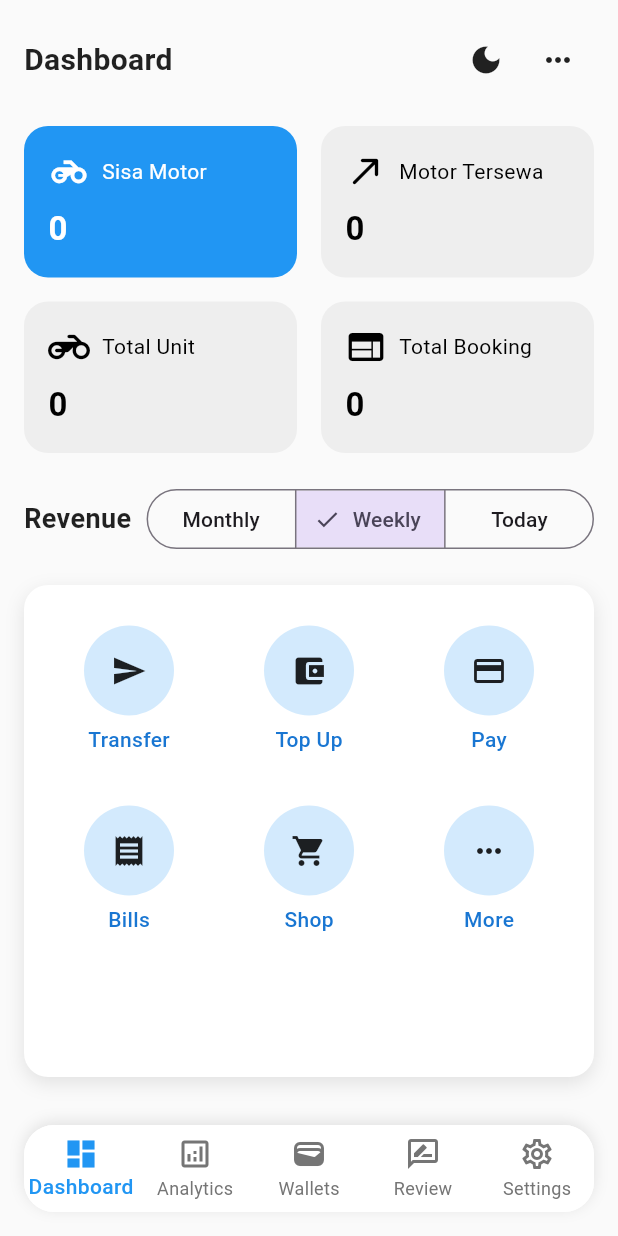
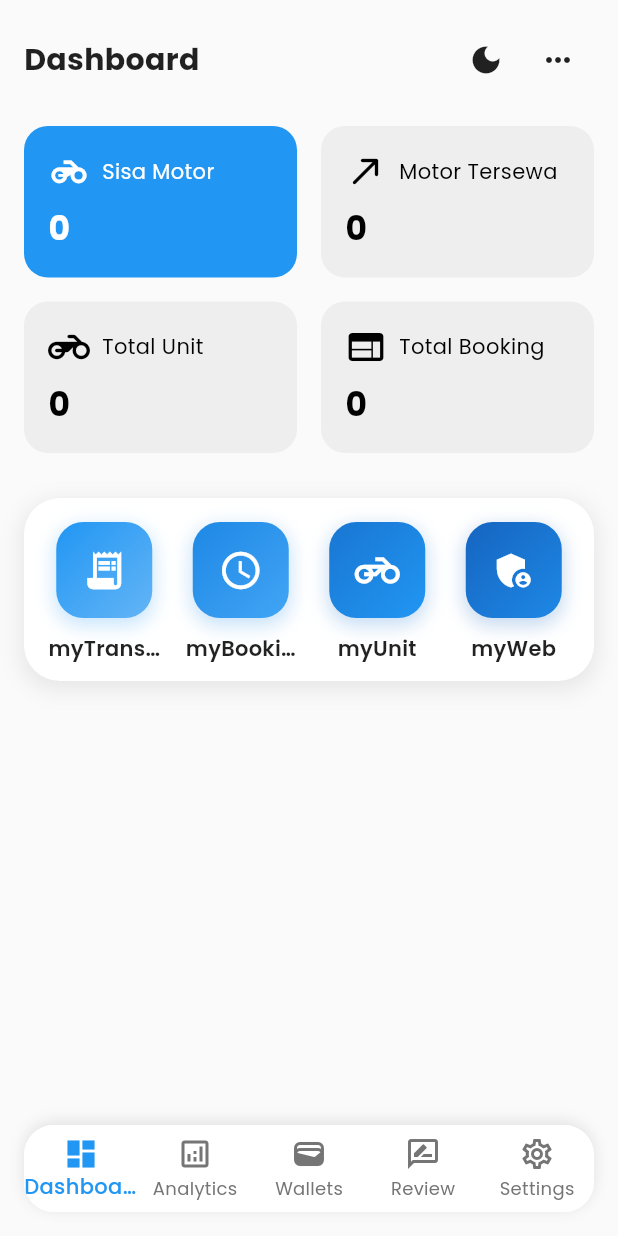
Before and after one commit to reysilvaa/rosantibike_mobile, a Flutter app: the screen it shows after launch, on a phone screen of 412 x 824 dp. Run offline on Flutter 3.47's test engine with Material 3 defaults, Android fonts, the phone set to English and light mode, and no system bars; our stand-ins replace equatable, flutter_bloc, google_fonts, pdf, printing; network calls fail.

Commit message:
grid menu added and unversal font are changed into poppins

```diff
--- a/lib/main.dart
+++ b/lib/main.dart
@@ -1,4 +1,5 @@
 // lib/main.dart
+import 'package:google_fonts/google_fonts.dart';
 import 'package:flutter/material.dart';
 import 'package:flutter_bloc/flutter_bloc.dart';
 import 'package:provider/provider.dart';
@@ -15,6 +16,7 @@ import 'package:rosantibike_mobile/pages/settings_page.dart';
 import 'package:rosantibike_mobile/bottom_navigation_widget.dart';
 import 'package:rosantibike_mobile/theme/theme_provider.dart';
 import 'package:rosantibike_mobile/theme/app_theme.dart';
+
 
 void main() {
   runApp(
--- a/lib/pages/dashboard_page.dart
+++ b/lib/pages/dashboard_page.dart
@@ -69,10 +69,10 @@ class _DashboardPageState extends State<DashboardPage> {
                   );
                 },
               ),
-              const SizedBox(height: 20),
-              const PeriodSelector(),
-              const SizedBox(height: 20),
-              const Expanded(child: MenuGrid()),
+              const SizedBox(height: 30),
+              const MenuGrid(),
+              // const SizedBox(height: 20),
+              // const Expanded(child: MenuGrid()),
             ],
           ),
         ),
--- a/lib/theme/app_theme.dart
+++ b/lib/theme/app_theme.dart
@@ -1,4 +1,5 @@
 import 'package:flutter/material.dart';
+import 'package:google_fonts/google_fonts.dart';
 
 class AppTheme {
   // Color constants
@@ -16,8 +17,9 @@ class AppTheme {
     shadowColor: Colors.black,
     dividerColor: Colors.grey[300],
 
-    // Text colors
-    textTheme: const TextTheme(
+    // Text colors using Poppins font
+    textTheme: GoogleFonts.poppinsTextTheme(
+      const TextTheme(
         headlineLarge: TextStyle(
           color: Colors.black87,
           fontSize: 24,
@@ -50,6 +52,7 @@ class AppTheme {
           color: Colors.black87,
           fontSize: 14,
           fontWeight: FontWeight.w500,
+        ),
       ),
     ),
 
@@ -131,8 +134,9 @@ class AppTheme {
     shadowColor: Colors.black,
     dividerColor: Colors.grey[800],
 
-    // Text colors
-    textTheme: const TextTheme(
+    // Text colors using Poppins font
+    textTheme: GoogleFonts.poppinsTextTheme(
+      const TextTheme(
         headlineLarge: TextStyle(
           color: Colors.white,
           fontSize: 24,
@@ -165,6 +169,7 @@ class AppTheme {
           color: Colors.white,
           fontSize: 14,
           fontWeight: FontWeight.w500,
+        ),
       ),
     ),
 
--- a/lib/theme/theme_provider.dart
+++ b/lib/theme/theme_provider.dart
@@ -9,8 +9,7 @@ class ThemeProvider with ChangeNotifier {
   bool get isDarkMode => _themeMode == ThemeMode.dark;
 
   void toggleTheme() {
-    _themeMode =
-        _themeMode == ThemeMode.light ? ThemeMode.dark : ThemeMode.light;
+    _themeMode = _themeMode == ThemeMode.light ? ThemeMode.dark : ThemeMode.light;
     notifyListeners();
   }
 }
--- a/lib/widgets/dashboard/menu_grid.dart
+++ b/lib/widgets/dashboard/menu_grid.dart
@@ -1,68 +1,257 @@
 import 'package:flutter/material.dart';
+import 'package:flutter/services.dart';
 
-class MenuGrid extends StatelessWidget {
+class MenuGrid extends StatefulWidget {
   const MenuGrid({Key? key}) : super(key: key);
 
   @override
-  Widget build(BuildContext context) {
-    final menuItems = [
-      {'icon': Icons.send, 'label': 'Transfer'},
-      {'icon': Icons.account_balance_wallet, 'label': 'Top Up'},
-      {'icon': Icons.payment, 'label': 'Pay'},
-      {'icon': Icons.receipt, 'label': 'Bills'},
-      {'icon': Icons.shopping_cart, 'label': 'Shop'},
-      {'icon': Icons.more_horiz, 'label': 'More'},
+  State<MenuGrid> createState() => _MenuGridState();
+}
+
+class _MenuGridState extends State<MenuGrid>
+    with SingleTickerProviderStateMixin {
+  late AnimationController _controller;
+  final List<Animation<double>> _scaleAnimations = [];
+  final List<Animation<double>> _fadeAnimations = [];
+
+  List<Map<String, dynamic>> getMenuItems(bool isDarkMode) {
+    // Colors for light mode
+    final lightGradients = [
+      [const Color(0xFF2196F3), const Color(0xFF64B5F6)],
+      [const Color(0xFF1E88E5), const Color(0xFF42A5F5)],
+      [const Color(0xFF1976D2), const Color(0xFF2196F3)],
+      [const Color(0xFF1565C0), const Color(0xFF1E88E5)],
     ];
 
+    // Colors for dark mode - using gray scale
+    final darkGradients = [
+      [const Color(0xFF424242), const Color(0xFF616161)],
+      [const Color(0xFF484848), const Color(0xFF666666)],
+      [const Color(0xFF424242), const Color(0xFF616161)],
+      [const Color(0xFF484848), const Color(0xFF666666)],
+    ];
+
+    final gradients = isDarkMode ? darkGradients : lightGradients;
+
+    return [
+      {
+        'icon': Icons.receipt_long,
+        'label': 'myTransaksi',
+        'gradient': gradients[0],
+      },
+      {
+        'icon': Icons.schedule,
+        'label': 'myBooking',
+        'gradient': gradients[1],
+      },
+      {
+        'icon': Icons.motorcycle_outlined,
+        'label': 'myUnit',
+        'gradient': gradients[2],
+      },
+      {
+        'icon': Icons.admin_panel_settings,
+        'label': 'myWeb',
+        'gradient': gradients[3],
+      },
+    ];
+  }
+
+  @override
+  void initState() {
+    super.initState();
+    _controller = AnimationController(
+      vsync: this,
+      duration: const Duration(milliseconds: 1000),
+    );
+
+    // Initialize animations
+    for (int i = 0; i < 4; i++) {
+      final startDelay = (i / 4) * 0.4;
+      _scaleAnimations.add(
+        CurvedAnimation(
+          parent: _controller,
+          curve: Interval(
+            startDelay,
+            startDelay + 0.4,
+            curve: Curves.easeOutBack,
+          ),
+        ),
+      );
+      _fadeAnimations.add(
+        CurvedAnimation(
+          parent: _controller,
+          curve: Interval(
+            startDelay,
+            startDelay + 0.2,
+            curve: Curves.easeOut,
+          ),
+        ),
+      );
+    }
+
+    _controller.forward();
+  }
+
+  @override
+  void dispose() {
+    _controller.dispose();
+    super.dispose();
+  }
+
+  @override
+  Widget build(BuildContext context) {
+    final theme = Theme.of(context);
+    final isDarkMode = theme.brightness == Brightness.dark;
+    final menuItems = getMenuItems(isDarkMode);
+
+    return LayoutBuilder(
+      builder: (context, constraints) {
+        final crossAxisCount = 4;
+        final spacing = 16.0;
+        final horizontalPadding = 16.0;
+        final verticalPadding = 16.0;
+
+        final availableWidth = constraints.maxWidth -
+            (horizontalPadding * 2) -
+            (spacing * (crossAxisCount - 1));
+        final itemWidth = availableWidth / crossAxisCount;
+        final itemHeight = itemWidth * 1.2;
+
+        final rows = (menuItems.length / crossAxisCount).ceil();
+        final totalHeight = (rows * itemHeight) +
+            (spacing * (rows - 1)) +
+            (verticalPadding * 2);
+
         return Container(
-      padding: const EdgeInsets.all(16),
+          height: totalHeight,
+          padding: EdgeInsets.symmetric(
+            horizontal: horizontalPadding,
+            vertical: verticalPadding,
+          ),
           decoration: BoxDecoration(
-        color: Theme.of(context).cardColor,
-        borderRadius: BorderRadius.circular(16),
+            color: theme.cardColor,
+            borderRadius: BorderRadius.circular(24),
             boxShadow: [
               BoxShadow(
-            color: Theme.of(context).shadowColor.withOpacity(0.1),
-            blurRadius: 10,
+                color: theme.shadowColor.withOpacity(isDarkMode ? 0.3 : 0.08),
+                blurRadius: 12,
                 offset: const Offset(0, 4),
+                spreadRadius: 2,
               ),
             ],
           ),
           child: GridView.builder(
             shrinkWrap: true,
             physics: const NeverScrollableScrollPhysics(),
-        gridDelegate: const SliverGridDelegateWithFixedCrossAxisCount(
-          crossAxisCount: 3,
-          crossAxisSpacing: 12,
-          mainAxisSpacing: 12,
+            gridDelegate: SliverGridDelegateWithFixedCrossAxisCount(
+              crossAxisCount: crossAxisCount,
+              crossAxisSpacing: spacing,
+              mainAxisSpacing: spacing,
+              childAspectRatio: itemWidth / itemHeight,
             ),
             itemCount: menuItems.length,
             itemBuilder: (context, index) {
               final item = menuItems[index];
-          return Column(
-            mainAxisAlignment: MainAxisAlignment.center,
-            children: [
-              CircleAvatar(
-                radius: 30,
-                backgroundColor:
-                    Theme.of(context).primaryColor.withOpacity(0.2),
-                child: Icon(
-                  item['icon'] as IconData,
-                  color: Theme.of(context).iconTheme.color,
-                  size: Theme.of(context).iconTheme.size,
+              return ScaleTransition(
+                scale: _scaleAnimations[index],
+                child: FadeTransition(
+                  opacity: _fadeAnimations[index],
+                  child: MenuGridItem(
+                    icon: item['icon'] as IconData,
+                    label: item['label'] as String,
+                    gradient: item['gradient'] as List<Color>,
+                    theme: theme,
                   ),
                 ),
-              const SizedBox(height: 6),
-              Text(
-                item['label'] as String,
-                style: Theme.of(context).textTheme.bodyMedium?.copyWith(
-                      color: Theme.of(context).primaryColorDark,
-                      fontWeight: FontWeight.w500,
-                    ),
-              ),
-            ],
               );
             },
           ),
         );
+      },
+    );
   }
 }
+
+class MenuGridItem extends StatefulWidget {
+  final IconData icon;
+  final String label;
+  final List<Color> gradient;
+  final ThemeData theme;
+
+  const MenuGridItem({
+    Key? key,
+    required this.icon,
+    required this.label,
+    required this.gradient,
+    required this.theme,
+  }) : super(key: key);
+
+  @override
+  State<MenuGridItem> createState() => _MenuGridItemState();
+}
+
+class _MenuGridItemState extends State<MenuGridItem> {
+  bool _isPressed = false;
+
+  @override
+  Widget build(BuildContext context) {
+    final isDarkMode = widget.theme.brightness == Brightness.dark;
+
+    return GestureDetector(
+      onTapDown: (_) => setState(() => _isPressed = true),
+      onTapUp: (_) => setState(() => _isPressed = false),
+      onTapCancel: () => setState(() => _isPressed = false),
+      onTap: () {
+        HapticFeedback.mediumImpact();
+        // Add your onTap functionality here
+      },
+      child: AnimatedContainer(
+        duration: const Duration(milliseconds: 100),
+        transform: Matrix4.identity()..scale(_isPressed ? 0.95 : 1.0),
+        child: Column(
+          mainAxisAlignment: MainAxisAlignment.center,
+          children: [
+            Container(
+              width: 64,
+              height: 64,
+              decoration: BoxDecoration(
+                gradient: LinearGradient(
+                  colors: widget.gradient,
+                  begin: Alignment.topLeft,
+                  end: Alignment.bottomRight,
+                ),
+                borderRadius: BorderRadius.circular(18),
+                boxShadow: [
+                  BoxShadow(
+                    color: widget.gradient.first
+                        .withOpacity(isDarkMode ? 0.3 : 0.25),
+                    blurRadius: 10,
+                    offset: const Offset(0, 4),
+                    spreadRadius: 1,
+                  ),
+                ],
+              ),
+              child: Icon(
+                widget.icon,
+                color: Colors.white,
+                size: 30,
+              ),
+            ),
+            const SizedBox(height: 10),
+            Text(
+              widget.label,
+              style: widget.theme.textTheme.labelLarge?.copyWith(
+                fontWeight: FontWeight.w600,
+                letterSpacing: 0.2,
+              ),
+              textAlign: TextAlign.center,
+              maxLines: 1,
+              overflow: TextOverflow.ellipsis,
+            ),
+          ],
+        ),
+      ),
+    );
+  }
+}
--- a/lib/widgets/dashboard/period_selector.dart
+++ b/lib/widgets/dashboard/period_selector.dart
@@ -1,4 +1,3 @@
-
 // lib/widgets/period_selector.dart
 import 'package:flutter/material.dart';
 
@@ -17,7 +16,7 @@ class _PeriodSelectorState extends State<PeriodSelector> {
     return Row(
       children: [
         const Text(
-          'Revenue',
+          'MyMenu',
           style: TextStyle(
             fontSize: 18,
             fontWeight: FontWeight.bold,
--- a/pubspec.yaml
+++ b/pubspec.yaml
@@ -43,6 +43,7 @@ dependencies:
   path_provider: ^2.1.5
   web_socket_channel: ^3.0.1
   equatable: ^2.0.7
+  google_fonts: ^6.2.1
 
 
 dev_dependencies:
```
Also changed, not shown: pubspec.lock. Lines whose indentation alone changed are shown as unchanged.
